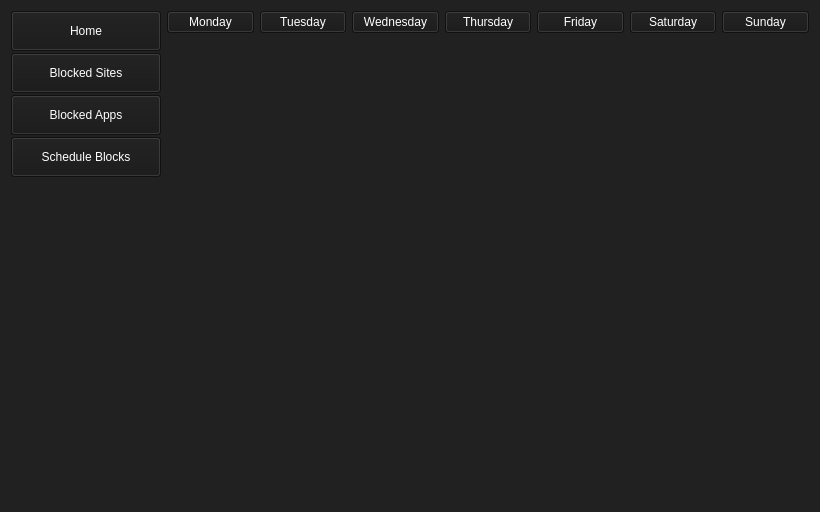
HowePersonal/DistractionBlocker, file ui/scheduleblocks.ui: the form before one commit.
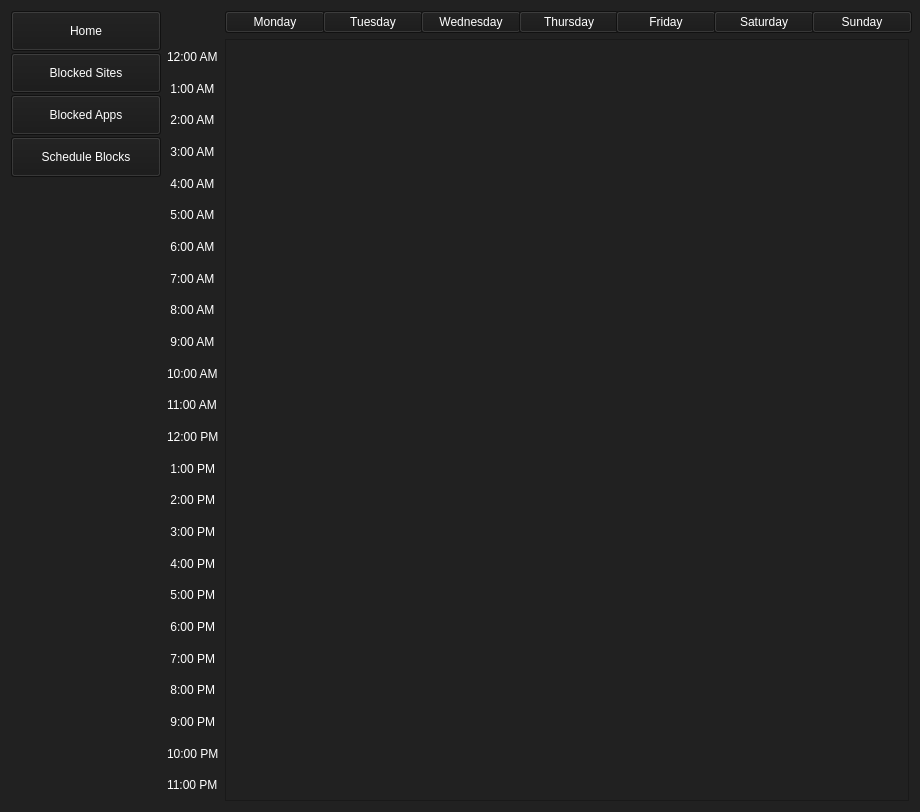
The form after the commit.

Commit message: Created 7x24 blocks to visualize the user's scheduled blocks within the UI

```diff
--- a/ui/scheduleblocks.ui
+++ b/ui/scheduleblocks.ui
@@ -6,14 +6,14 @@
    <rect>
     <x>0</x>
     <y>0</y>
-    <width>820</width>
-    <height>512</height>
+    <width>920</width>
+    <height>812</height>
    </rect>
   </property>
   <property name="minimumSize">
    <size>
-    <width>820</width>
-    <height>500</height>
+    <width>920</width>
+    <height>770</height>
    </size>
   </property>
   <property name="windowTitle">
@@ -22,8 +22,8 @@
   <property name="styleSheet">
    <string notr="true">background-color: rgb(33,33,33);</string>
   </property>
-  <layout class="QGridLayout" name="gridLayout">
-   <item row="0" column="0">
+  <layout class="QHBoxLayout" name="horizontalLayout_2">
+   <item>
     <layout class="QVBoxLayout" name="verticalLayout">
      <property name="spacing">
       <number>2</number>
@@ -139,107 +139,425 @@
      </item>
     </layout>
    </item>
-   <item row="0" column="1">
-    <layout class="QGridLayout" name="gridLayout_2">
-     <item row="0" column="2">
-      <widget class="QPushButton" name="btn_scheduleWednesday">
-       <property name="styleSheet">
-        <string notr="true">color: white;
-font: 75 9pt &quot;MS Shell Dlg 2&quot;;
-background-color: rgb(24,24,24);</string>
-       </property>
-       <property name="text">
-        <string>Wednesday</string>
-       </property>
-      </widget>
-     </item>
-     <item row="0" column="4">
-      <widget class="QPushButton" name="btn_scheduleFriday">
-       <property name="styleSheet">
-        <string notr="true">color: white;
-font: 75 9pt &quot;MS Shell Dlg 2&quot;;
-background-color: rgb(24,24,24);</string>
-       </property>
-       <property name="text">
-        <string>Friday</string>
-       </property>
-      </widget>
-     </item>
-     <item row="0" column="3">
-      <widget class="QPushButton" name="btn_scheduleThursday">
-       <property name="styleSheet">
-        <string notr="true">color: white;
-font: 75 9pt &quot;MS Shell Dlg 2&quot;;
-background-color: rgb(24,24,24);</string>
-       </property>
-       <property name="text">
-        <string>Thursday</string>
-       </property>
-      </widget>
-     </item>
-     <item row="0" column="0">
-      <widget class="QPushButton" name="btn_scheduleMonday">
-       <property name="styleSheet">
-        <string notr="true">color: white;
-font: 75 9pt &quot;MS Shell Dlg 2&quot;;
-background-color: rgb(24,24,24);</string>
-       </property>
-       <property name="text">
-        <string>Monday</string>
-       </property>
-      </widget>
-     </item>
-     <item row="0" column="6">
-      <widget class="QPushButton" name="btn_scheduleSunday">
-       <property name="styleSheet">
-        <string notr="true">color: white;
-font: 75 9pt &quot;MS Shell Dlg 2&quot;;
-background-color: rgb(24,24,24);</string>
-       </property>
-       <property name="text">
-        <string>Sunday</string>
-       </property>
-      </widget>
-     </item>
-     <item row="0" column="5">
-      <widget class="QPushButton" name="btn_scheduleSaturday">
-       <property name="styleSheet">
-        <string notr="true">color: white;
-font: 75 9pt &quot;MS Shell Dlg 2&quot;;
-background-color: rgb(24,24,24);</string>
-       </property>
-       <property name="text">
-        <string>Saturday</string>
-       </property>
-      </widget>
-     </item>
-     <item row="1" column="0">
+   <item>
+    <layout class="QVBoxLayout" name="verticalLayout_6">
+     <property name="spacing">
+      <number>0</number>
+     </property>
+     <item>
       <spacer name="verticalSpacer_2">
        <property name="orientation">
         <enum>Qt::Vertical</enum>
        </property>
+       <property name="sizeType">
+        <enum>QSizePolicy::Fixed</enum>
+       </property>
        <property name="sizeHint" stdset="0">
         <size>
          <width>20</width>
-         <height>40</height>
+         <height>30</height>
         </size>
        </property>
       </spacer>
      </item>
-     <item row="0" column="1">
-      <widget class="QPushButton" name="btn_scheduleTuesday">
+     <item>
+      <widget class="QLabel" name="label_4">
+       <property name="minimumSize">
+        <size>
+         <width>50</width>
+         <height>0</height>
+        </size>
+       </property>
+       <property name="styleSheet">
+        <string notr="true">color: white;</string>
+       </property>
+       <property name="text">
+        <string>12:00 AM</string>
+       </property>
+      </widget>
+     </item>
+     <item>
+      <widget class="QLabel" name="label_3">
        <property name="styleSheet">
         <string notr="true">color: white;
-font: 75 9pt &quot;MS Shell Dlg 2&quot;;
-background-color: rgb(24,24,24);</string>
+</string>
        </property>
        <property name="text">
-        <string>Tuesday</string>
+        <string> 1:00 AM</string>
        </property>
       </widget>
      </item>
+     <item>
+      <widget class="QLabel" name="label_2">
+       <property name="styleSheet">
+        <string notr="true">color: white;</string>
+       </property>
+       <property name="text">
+        <string> 2:00 AM</string>
+       </property>
+      </widget>
+     </item>
+     <item>
+      <widget class="QLabel" name="label">
+       <property name="styleSheet">
+        <string notr="true">color: white;</string>
+       </property>
+       <property name="text">
+        <string> 3:00 AM</string>
+       </property>
+      </widget>
+     </item>
+     <item>
+      <widget class="QLabel" name="label_5">
+       <property name="styleSheet">
+        <string notr="true">color: white;</string>
+       </property>
+       <property name="text">
+        <string> 4:00 AM</string>
+       </property>
+      </widget>
+     </item>
+     <item>
+      <widget class="QLabel" name="label_6">
+       <property name="styleSheet">
+        <string notr="true">color: white;</string>
+       </property>
+       <property name="text">
+        <string> 5:00 AM</string>
+       </property>
+      </widget>
+     </item>
+     <item>
+      <widget class="QLabel" name="label_7">
+       <property name="styleSheet">
+        <string notr="true">color: white;</string>
+       </property>
+       <property name="text">
+        <string> 6:00 AM</string>
+       </property>
+      </widget>
+     </item>
+     <item>
+      <widget class="QLabel" name="label_8">
+       <property name="styleSheet">
+        <string notr="true">color: white;</string>
+       </property>
+       <property name="text">
+        <string> 7:00 AM</string>
+       </property>
+      </widget>
+     </item>
+     <item>
+      <widget class="QLabel" name="label_9">
+       <property name="styleSheet">
+        <string notr="true">color: white;</string>
+       </property>
+       <property name="text">
+        <string> 8:00 AM</string>
+       </property>
+      </widget>
+     </item>
+     <item>
+      <widget class="QLabel" name="label_10">
+       <property name="styleSheet">
+        <string notr="true">color: white;</string>
+       </property>
+       <property name="text">
+        <string> 9:00 AM</string>
+       </property>
+      </widget>
+     </item>
+     <item>
+      <widget class="QLabel" name="label_11">
+       <property name="styleSheet">
+        <string notr="true">color: white;</string>
+       </property>
+       <property name="text">
+        <string>10:00 AM</string>
+       </property>
+      </widget>
+     </item>
+     <item>
+      <widget class="QLabel" name="label_12">
+       <property name="styleSheet">
+        <string notr="true">color: white;</string>
+       </property>
+       <property name="text">
+        <string>11:00 AM</string>
+       </property>
+      </widget>
+     </item>
+     <item>
+      <widget class="QLabel" name="label_14">
+       <property name="styleSheet">
+        <string notr="true">color: white;</string>
+       </property>
+       <property name="text">
+        <string>12:00 PM</string>
+       </property>
+      </widget>
+     </item>
+     <item>
+      <widget class="QLabel" name="label_13">
+       <property name="styleSheet">
+        <string notr="true">color: white;</string>
+       </property>
+       <property name="text">
+        <string> 1:00 PM</string>
+       </property>
+      </widget>
+     </item>
+     <item>
+      <widget class="QLabel" name="label_15">
+       <property name="styleSheet">
+        <string notr="true">color: white;</string>
+       </property>
+       <property name="text">
+        <string> 2:00 PM</string>
+       </property>
+      </widget>
+     </item>
+     <item>
+      <widget class="QLabel" name="label_16">
+       <property name="styleSheet">
+        <string notr="true">color: white;</string>
+       </property>
+       <property name="text">
+        <string> 3:00 PM</string>
+       </property>
+      </widget>
+     </item>
+     <item>
+      <widget class="QLabel" name="label_17">
+       <property name="sizePolicy">
+        <sizepolicy hsizetype="Fixed" vsizetype="Preferred">
+         <horstretch>0</horstretch>
+         <verstretch>0</verstretch>
+        </sizepolicy>
+       </property>
+       <property name="styleSheet">
+        <string notr="true">color: white;</string>
+       </property>
+       <property name="text">
+        <string> 4:00 PM</string>
+       </property>
+      </widget>
+     </item>
+     <item>
+      <widget class="QLabel" name="label_18">
+       <property name="styleSheet">
+        <string notr="true">color: white;</string>
+       </property>
+       <property name="text">
+        <string> 5:00 PM</string>
+       </property>
+      </widget>
+     </item>
+     <item>
+      <widget class="QLabel" name="label_19">
+       <property name="styleSheet">
+        <string notr="true">color: white;</string>
+       </property>
+       <property name="text">
+        <string> 6:00 PM</string>
+       </property>
+      </widget>
+     </item>
+     <item>
+      <widget class="QLabel" name="label_21">
+       <property name="styleSheet">
+        <string notr="true">color: white;</string>
+       </property>
+       <property name="text">
+        <string> 7:00 PM</string>
+       </property>
+      </widget>
+     </item>
+     <item>
+      <widget class="QLabel" name="label_22">
+       <property name="styleSheet">
+        <string notr="true">color: white;</string>
+       </property>
+       <property name="text">
+        <string> 8:00 PM</string>
+       </property>
+      </widget>
+     </item>
+     <item>
+      <widget class="QLabel" name="label_24">
+       <property name="styleSheet">
+        <string notr="true">color: white;</string>
+       </property>
+       <property name="text">
+        <string> 9:00 PM</string>
+       </property>
+      </widget>
+     </item>
+     <item>
+      <widget class="QLabel" name="label_23">
+       <property name="styleSheet">
+        <string notr="true">color: white;</string>
+       </property>
+       <property name="text">
+        <string>10:00 PM</string>
+       </property>
+      </widget>
+     </item>
+     <item>
+      <widget class="QLabel" name="label_20">
+       <property name="styleSheet">
+        <string notr="true">color: white;</string>
+       </property>
+       <property name="text">
+        <string>11:00 PM</string>
+       </property>
+      </widget>
+     </item>
     </layout>
    </item>
+   <item>
+    <layout class="QVBoxLayout" name="verticalLayout_2">
+     <item>
+      <layout class="QHBoxLayout" name="horizontalLayout">
+       <property name="spacing">
+        <number>0</number>
+       </property>
+       <item>
+        <widget class="QPushButton" name="btn_scheduleMonday">
+         <property name="minimumSize">
+          <size>
+           <width>100</width>
+           <height>0</height>
+          </size>
+         </property>
+         <property name="styleSheet">
+          <string notr="true">color: white;
+font: 75 9pt &quot;MS Shell Dlg 2&quot;;
+background-color: rgb(24,24,24);</string>
+         </property>
+         <property name="text">
+          <string>Monday</string>
+         </property>
+        </widget>
+       </item>
+       <item>
+        <widget class="QPushButton" name="btn_scheduleTuesday">
+         <property name="minimumSize">
+          <size>
+           <width>100</width>
+           <height>0</height>
+          </size>
+         </property>
+         <property name="styleSheet">
+          <string notr="true">color: white;
+font: 75 9pt &quot;MS Shell Dlg 2&quot;;
+background-color: rgb(24,24,24);</string>
+         </property>
+         <property name="text">
+          <string>Tuesday</string>
+         </property>
+        </widget>
+       </item>
+       <item>
+        <widget class="QPushButton" name="btn_scheduleWednesday">
+         <property name="minimumSize">
+          <size>
+           <width>100</width>
+           <height>0</height>
+          </size>
+         </property>
+         <property name="styleSheet">
+          <string notr="true">color: white;
+font: 75 9pt &quot;MS Shell Dlg 2&quot;;
+background-color: rgb(24,24,24);</string>
+         </property>
+         <property name="text">
+          <string>Wednesday</string>
+         </property>
+        </widget>
+       </item>
+       <item>
+        <widget class="QPushButton" name="btn_scheduleThursday">
+         <property name="minimumSize">
+          <size>
+           <width>100</width>
+           <height>0</height>
+          </size>
+         </property>
+         <property name="styleSheet">
+          <string notr="true">color: white;
+font: 75 9pt &quot;MS Shell Dlg 2&quot;;
+background-color: rgb(24,24,24);</string>
+         </property>
+         <property name="text">
+          <string>Thursday</string>
+         </property>
+        </widget>
+       </item>
+       <item>
+        <widget class="QPushButton" name="btn_scheduleFriday">
+         <property name="minimumSize">
+          <size>
+           <width>100</width>
+           <height>0</height>
+          </size>
+         </property>
+         <property name="styleSheet">
+          <string notr="true">color: white;
+font: 75 9pt &quot;MS Shell Dlg 2&quot;;
+background-color: rgb(24,24,24);</string>
+         </property>
+         <property name="text">
+          <string>Friday</string>
+         </property>
+        </widget>
+       </item>
+       <item>
+        <widget class="QPushButton" name="btn_scheduleSaturday">
+         <property name="minimumSize">
+          <size>
+           <width>100</width>
+           <height>0</height>
+          </size>
+         </property>
+         <property name="styleSheet">
+          <string notr="true">color: white;
+font: 75 9pt &quot;MS Shell Dlg 2&quot;;
+background-color: rgb(24,24,24);</string>
+         </property>
+         <property name="text">
+          <string>Saturday</string>
+         </property>
+        </widget>
+       </item>
+       <item>
+        <widget class="QPushButton" name="btn_scheduleSunday">
+         <property name="minimumSize">
+          <size>
+           <width>100</width>
+           <height>0</height>
+          </size>
+         </property>
+         <property name="styleSheet">
+          <string notr="true">color: white;
+font: 75 9pt &quot;MS Shell Dlg 2&quot;;
+background-color: rgb(24,24,24);</string>
+         </property>
+         <property name="text">
+          <string>Sunday</string>
+         </property>
+        </widget>
+       </item>
+      </layout>
+     </item>
+     <item>
+      <widget class="QTableWidget" name="tableWidget"/>
+     </item>
+    </layout>
+   </item>
+   <item>
+    <layout class="QHBoxLayout" name="horizontalLayout_3"/>
+   </item>
   </layout>
  </widget>
  <resources/>
```
The commit also changes 4 other files.
